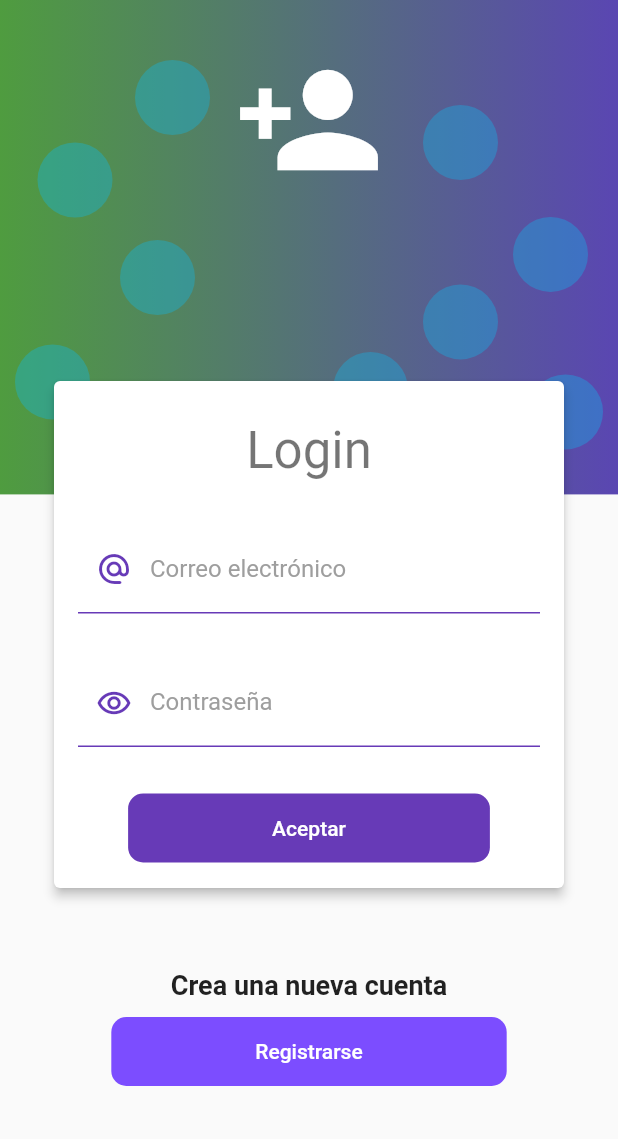
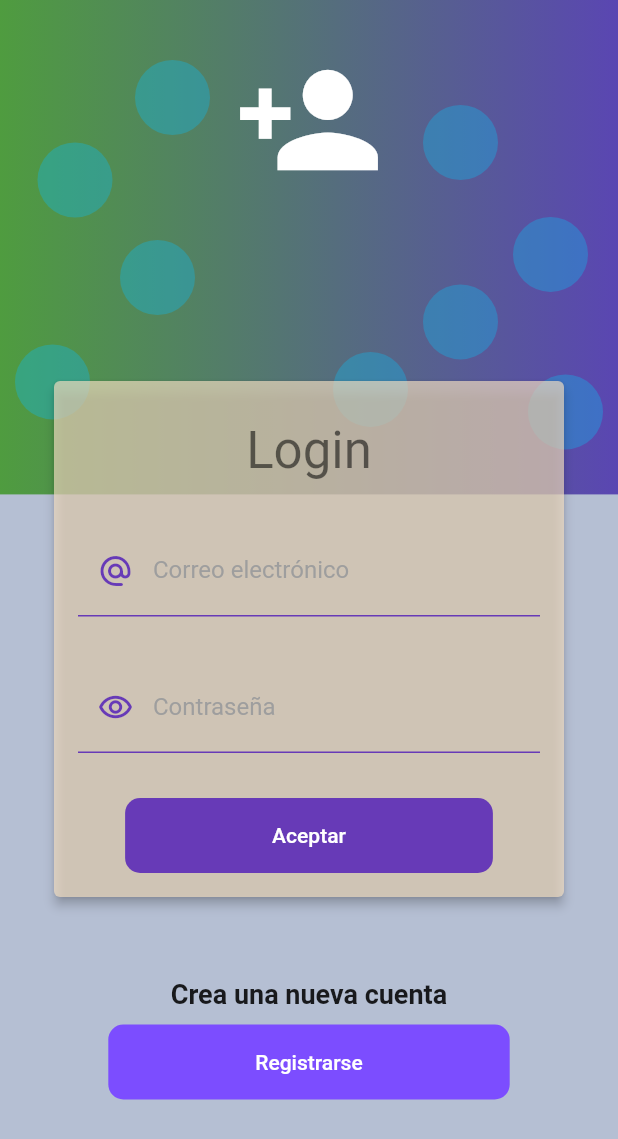
Before and after one commit to winarmarianoj/shop_of_vehicles, a Flutter app: the screen it shows after launch, on a phone screen of 412 x 824 dp. Shown: the top 1139 px of the screen. Run offline on Flutter 3.47's test engine with Material 2 defaults, Android fonts, the phone set to English and light mode, and no system bars; our stand-ins replace carousel_slider, flutter_bloc, flutter_svg, font_awesome_flutter; missing offline and left inert: dart:ffi.

Commit message:
Mejorando colores y detalles del theme

```diff
--- a/lib/constant/constantsColors.dart
+++ b/lib/constant/constantsColors.dart
@@ -57,7 +57,8 @@ const neutral3Color = Colors.amberAccent;
 //TODO DRAWER
 const themeDrawerGradiantOne = Color.fromARGB(255, 79, 156, 63);
 const themeDrawerGradiantTwo = Color.fromRGBO(90, 70, 178, 1);
-const themeDrawerBackground = Color.fromARGB(255, 88, 2, 2);
+//const themeDrawerBackground = Color.fromARGB(255, 88, 2, 2);
+const themeDrawerBackground = Color.fromRGBO(240, 183, 109, 1);
 const themeDrawerText = Colors.green;
 
 //TODO PROFILES
--- a/lib/constant/constantsText.dart
+++ b/lib/constant/constantsText.dart
@@ -90,6 +90,7 @@ const textTitleShopOfVans = "Shop of Vans";
 const textTitleShopOfCars = "Shop of Cars";
 const textTitleShopOfTrucks = "Shop of Trucks";
 const textTitleChangeProfile = 'Opciones de Cambio';
+const textTitleSearching = 'Buscando letra que contenga....';
 
 //TODO tooltip
 const textToolTipTruck = 'Home Trucks';
--- a/lib/main.dart
+++ b/lib/main.dart
@@ -34,9 +34,9 @@ class MyApp extends StatelessWidget {
             title: textTitleWebSite,
             initialRoute: textInitialRouteApp,
             home: LoginScreen(),
-            //theme: appTheme.darkTheme ? themeDarkTwo : themeLightTwo,
+            theme: appTheme.darkTheme ? themeDarkTwo : themeLightTwo,
             //theme: appTheme.darkTheme ? themeDarkOne : themeLightOne,
-            theme: appTheme.darkTheme ? ThemeData.dark() : ThemeData.light(),
+            //theme: appTheme.darkTheme ? ThemeData.dark() : ThemeData.light(),
           );
         }
       ),
--- a/lib/screens/search/search.dart
+++ b/lib/screens/search/search.dart
@@ -4,6 +4,7 @@ import 'package:shop_of_vehicles/models/Vehicle.dart';
 import 'package:shop_of_vehicles/screens/components/detailsScreen.dart';
 import 'package:shop_of_vehicles/screens/ui/home/myDrawer.dart';
 import 'package:shop_of_vehicles/utils/getLists.dart';
+import 'package:shop_of_vehicles/widgets/text/myText.dart';
 
 class Search extends StatefulWidget{
   final String typeVehicle;
@@ -50,6 +51,7 @@ class FirstSearch extends State<Search>{
     return AppBar(
       //backgroundColor: appBarBackground,
       elevation: 0,
+      title: Text(textTitleSearching, ),
       actions: <Widget>[
         IconButton(
           icon: const Icon(Icons.arrow_back),
--- a/lib/screens/ui/home/myDrawer.dart
+++ b/lib/screens/ui/home/myDrawer.dart
@@ -51,9 +51,9 @@ class BodyDrawer extends StatelessWidget{
         child: Column(
         children: [
           DrawerHeader(
-            //padding: const EdgeInsets.fromLTRB(5.0, 5.0, 2.0, 1.0),
+            padding: const EdgeInsets.fromLTRB(20.0, 25.0, 15.0, 15.0),
             duration: transitionDuration,
-            decoration: colorsShopOfVehicles(),
+            //decoration: colorsShopOfVehicles(),
             child: Column(
               children: [
                 MyBodyMediumText(
--- a/lib/theme/menuTheme.dart
+++ b/lib/theme/menuTheme.dart
@@ -33,6 +33,7 @@ ThemeData themeLightOne = ThemeData(
     focusColor: Color(0x1aF5E0C3));
 
 ThemeData themeDarkOne = ThemeData(
+
     brightness: Brightness.dark,
     visualDensity: VisualDensity(vertical: 0.5, horizontal: 0.5),
     primarySwatch: MaterialColor(
@@ -55,11 +56,11 @@ ThemeData themeDarkOne = ThemeData(
     primaryColorLight: Color(0x1a311F06),
     primaryColorDark: Color(0xff936F3E),
     canvasColor: Color(0xffE09E45),
-    accentColor: Color(0xff457BE0),
+    accentColor: Colors.pink,//Color(0xff457BE0),
     accentColorBrightness: Brightness.dark,
     scaffoldBackgroundColor: Color(0xffB5BFD3),
     bottomAppBarColor: Color(0xff6D42CE),
-    cardColor: Color(0xaa311F06),
+    cardColor: Color(0xaa311F06), //este es el color del custompopup y barra
     dividerColor: Color(0x1f6D42CE),
     focusColor: Color(0x1a311F06));
 
@@ -163,7 +164,7 @@ ThemeData themeDarkTwo = ThemeData(
   primaryColorLight: Color(0x1a311F06),
   primaryColorDark: Color(0xff936F3E),
   canvasColor: Color(0xffE09E45),
-  accentColor: Color(0xff457BE0),
+  accentColor: Colors.pink,//Color(0xff457BE0),
   accentColorBrightness: Brightness.dark,
   scaffoldBackgroundColor: Color(0xffB5BFD3),
   bottomAppBarColor: Color(0xff6D42CE),
--- a/lib/theme/themeChange.dart
+++ b/lib/theme/themeChange.dart
@@ -20,7 +20,7 @@ class ThemeChanger with ChangeNotifier {
       case 1: // light
         _darkTheme   = false;
         _customTheme = true;
-        _currentTheme = ThemeData.light();
+        _currentTheme = themeLightTwo;// ThemeData.light();
       break;
 
       case 2: // Dark
@@ -31,10 +31,10 @@ class ThemeChanger with ChangeNotifier {
         );
       break;
 
-      /* case 3: // Dark
+      case 3: // Dark
         _darkTheme   = false;
         _customTheme = true;
-      break; */
+      break;
 
       default:
         _darkTheme = false;
@@ -52,7 +52,7 @@ class ThemeChanger with ChangeNotifier {
           accentColor: Colors.pink
       );
     } else {
-      _currentTheme = ThemeData.light();
+      _currentTheme = themeLightTwo; // ThemeData.light();
     }
 
     notifyListeners();
@@ -64,7 +64,7 @@ class ThemeChanger with ChangeNotifier {
 
     if ( value ) {
       _currentTheme = ThemeData.dark().copyWith(
-          accentColor: Color(0xff48A0EB),
+          accentColor: Color.fromARGB(255, 4, 97, 179),
           primaryColorLight: Colors.white,
           scaffoldBackgroundColor: Color(0xff16202B),
           textTheme: TextTheme(
@@ -73,7 +73,7 @@ class ThemeChanger with ChangeNotifier {
           // textTheme.body1.color
       );
     } else {
-      _currentTheme = ThemeData.light();
+      _currentTheme = themeDarkTwo; // ThemeData.light();
     }
 
     notifyListeners();
--- a/lib/widgets/message/customPopup.dart
+++ b/lib/widgets/message/customPopup.dart
@@ -64,12 +64,12 @@ class CustomPopup extends StatelessWidget {
                         padding: const EdgeInsets.only(top: 20, bottom: 16),
                         child: Text(
                           title!,
-                          style: TextStyle(color: kTextColor, fontWeight: FontWeight.w900),
+                          style: TextStyle(fontWeight: FontWeight.w900),
                         ),
                       ),
                     Text(
                       message,
-                      style: TextStyle(color: kTextColor, fontWeight: FontWeight.w900),
+                      style: TextStyle(fontWeight: FontWeight.w900), //color: kTextColor,
                       textAlign: TextAlign.left,
                     ),
                     Padding(
```
Also changed, not shown: lib/screens/components/description.dart (+4 -4 lines).
